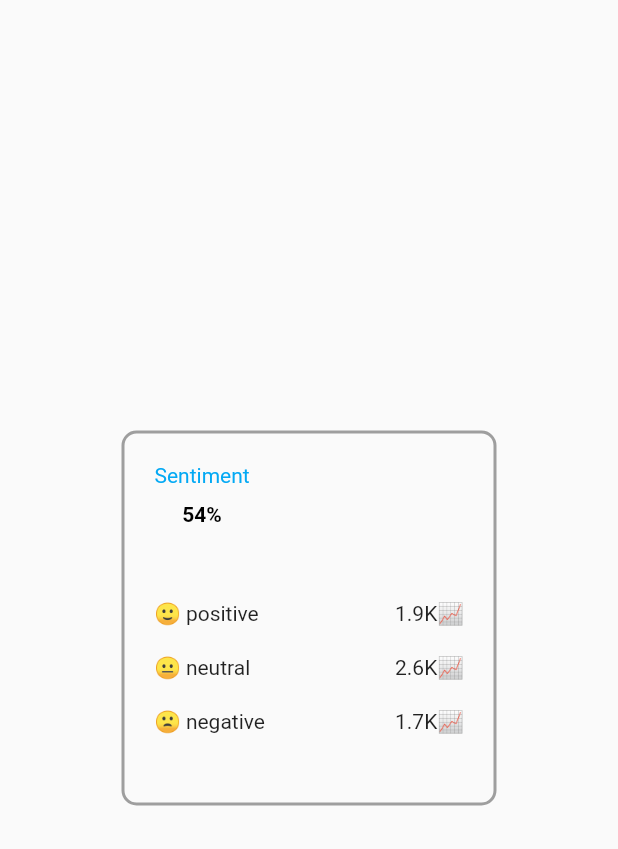
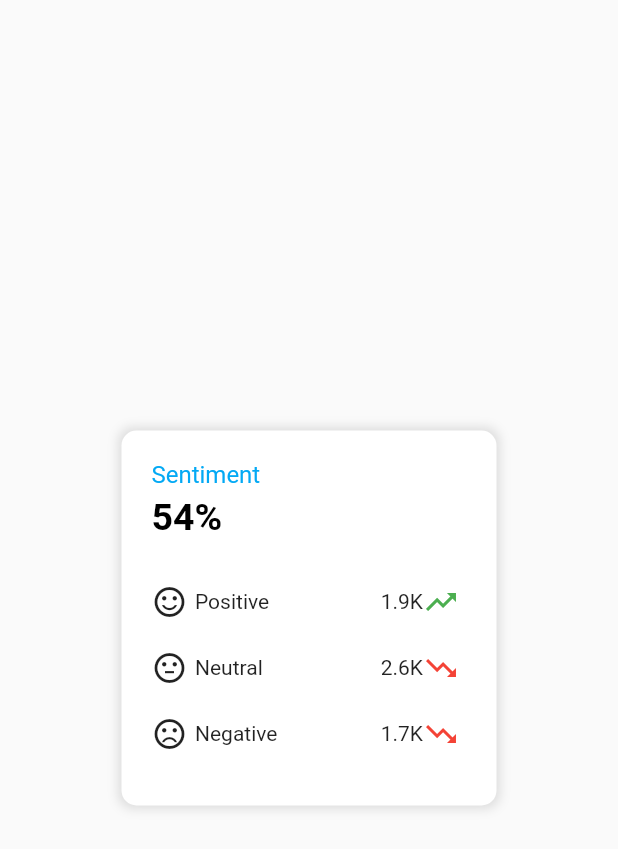
Before and after one commit to ASKalkas/Aim-App, a Flutter app: the screen it shows after launch, on a phone screen of 412 x 824 dp. Shown: the top 849 px of the screen. Run offline on Flutter 3.47's test engine with Material 2 defaults, Android fonts, the phone set to English and light mode, and no system bars; our stand-ins replace flutter_svg, syncfusion_flutter_charts.

Commit message:
Completed Sentiment Component

```diff
--- a/lib/pageComponents/sentiment.dart
+++ b/lib/pageComponents/sentiment.dart
@@ -28,6 +28,16 @@ class _SentimentState extends State<Sentiment> {
     }
   }
 
+  static const IconData sentiment_satisfied_alt_outlined =
+      IconData(0xf35d, fontFamily: 'MaterialIcons');
+  static const IconData sentiment_dissatisfied_outlined =
+      IconData(0xf35b, fontFamily: 'MaterialIcons');
+  static const IconData sentiment_neutral_outlined =
+      IconData(0xf35c, fontFamily: 'MaterialIcons');
+  static const IconData trending_up =
+      IconData(0xe67f, fontFamily: 'MaterialIcons', matchTextDirection: true);
+  static const IconData trending_down =
+      IconData(0xe67d, fontFamily: 'MaterialIcons', matchTextDirection: true);
   @override
   Widget build(BuildContext context) {
     return Scaffold(
@@ -36,12 +46,16 @@ class _SentimentState extends State<Sentiment> {
           width: 250,
           height: 250,
           decoration: BoxDecoration(
+            color: Colors.white,
             shape: BoxShape.rectangle,
-            border: Border.all(
-              color: Colors.grey,
-              width: 2,
-            ),
             borderRadius: BorderRadius.circular(10),
+            boxShadow: const [
+              BoxShadow(
+                color: Color(0xffdddddd),
+                blurRadius: 5,
+                spreadRadius: 2,
+              ),
+            ],
           ),
           child: Padding(
             padding: const EdgeInsets.all(20),
@@ -50,20 +64,27 @@ class _SentimentState extends State<Sentiment> {
                 Row(
                   children: [
                     Column(
+                      crossAxisAlignment: CrossAxisAlignment.start,
                       children: [
                         RichText(
                           text: const TextSpan(
                             text: "Sentiment",
-                            style: TextStyle(color: Colors.lightBlue),
+                            style: TextStyle(
+                                color: Colors.lightBlue, fontSize: 16),
                           ),
                         ),
                         const SizedBox(
-                          height: 10,
+                          height: 4,
                         ),
                         RichText(
+                          textAlign: TextAlign.left,
                           text: TextSpan(
                             text: "${convertNumber(data["sentiment"])}%",
-                            style: const TextStyle(fontWeight: FontWeight.bold, color: Colors.black),
+                            style: const TextStyle(
+                              fontSize: 25,
+                              fontWeight: FontWeight.bold,
+                              color: Colors.black,
+                            ),
                           ),
                         ),
                       ],
@@ -73,17 +94,36 @@ class _SentimentState extends State<Sentiment> {
                     // ),
                   ],
                 ),
-                const SizedBox(height: 50),
+                const SizedBox(height: 30),
                 Row(
                   children: [
                     const Expanded(
-                      child: Text("🙂 positive"),
+                      child: Row(
+                        children: [
+                          Icon(
+                              sentiment_satisfied_alt_outlined), // Replace with the desired icon
+                          SizedBox(
+                              width:
+                                  5), // Add some spacing between the icon and the text
+                          Text("Positive"),
+                        ],
+                      ),
                     ),
                     Expanded(
                       child: Container(
-                        alignment: Alignment.centerRight,
-                        child: Text("${convertNumber(data["positive"])}📈")
-                      ),
+                          alignment: Alignment.centerRight,
+                          child: Row(
+                            mainAxisAlignment: MainAxisAlignment.end,
+                            children: [
+                              Text("${convertNumber(data["positive"])}"),
+                              Icon(trending_up,
+                                  color: Colors
+                                      .green), // Replace with the desired icon
+                              SizedBox(
+                                  width:
+                                      5), // Add some spacing between the icon and the text
+                            ],
+                          )),
                     ),
                   ],
                 ),
@@ -91,13 +131,32 @@ class _SentimentState extends State<Sentiment> {
                 Row(
                   children: [
                     const Expanded(
-                      child: Text("😐 neutral"),
+                      child: Row(
+                        children: [
+                          Icon(
+                              sentiment_neutral_outlined), // Replace with the desired icon
+                          SizedBox(
+                              width:
+                                  5), // Add some spacing between the icon and the text
+                          Text("Neutral"),
+                        ],
+                      ),
                     ),
                     Expanded(
                       child: Container(
-                        alignment: Alignment.centerRight,
-                        child: Text("${convertNumber(data["neutral"])}📈")
-                      ),
+                          alignment: Alignment.centerRight,
+                          child: Row(
+                            mainAxisAlignment: MainAxisAlignment.end,
+                            children: [
+                              Text("${convertNumber(data["neutral"])}"),
+                              Icon(trending_down,
+                                  color: Colors
+                                      .red), // Replace with the desired icon
+                              SizedBox(
+                                  width:
+                                      5), // Add some spacing between the icon and the text
+                            ],
+                          )),
                     ),
                   ],
                 ),
@@ -105,13 +164,32 @@ class _SentimentState extends State<Sentiment> {
                 Row(
                   children: [
                     const Expanded(
-                      child: Text("🙁 negative"),
+                      child: Row(
+                        children: [
+                          Icon(
+                              sentiment_dissatisfied_outlined), // Replace with the desired icon
+                          SizedBox(
+                              width:
+                                  5), // Add some spacing between the icon and the text
+                          Text("Negative"),
+                        ],
+                      ),
                     ),
                     Expanded(
                       child: Container(
-                        alignment: Alignment.centerRight,
-                        child: Text("${convertNumber(data["negative"])}📈")
-                      ),
+                          alignment: Alignment.centerRight,
+                          child: Row(
+                            mainAxisAlignment: MainAxisAlignment.end,
+                            children: [
+                              Text("${convertNumber(data["negative"])}"),
+                              Icon(trending_down,
+                                  color: Colors
+                                      .red), // Replace with the desired icon
+                              SizedBox(
+                                  width:
+                                      5), // Add some spacing between the icon and the text
+                            ],
+                          )),
                     ),
                   ],
                 ),
```
